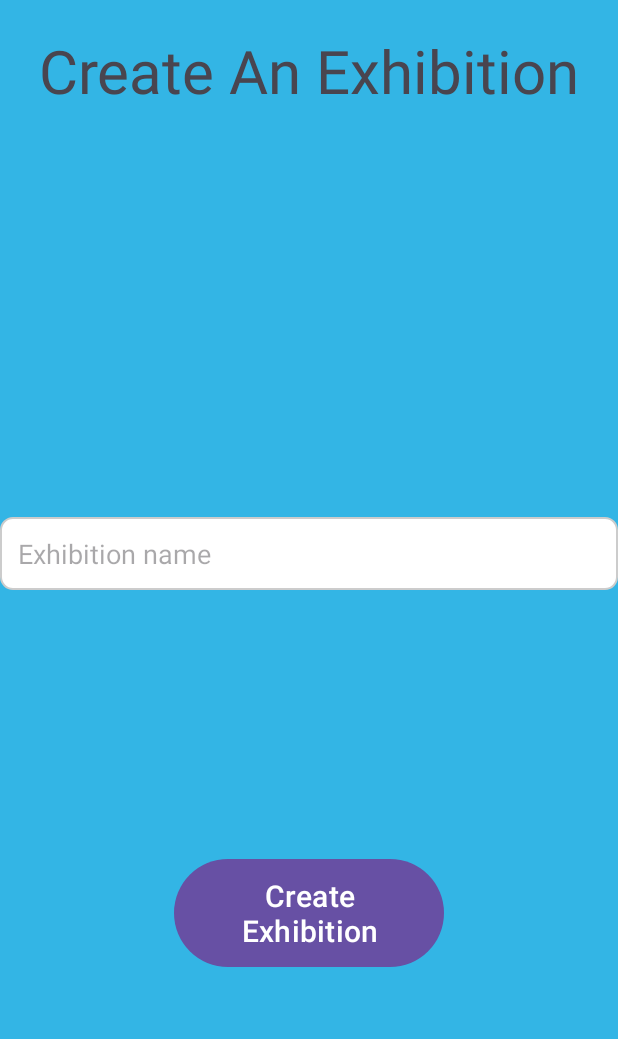
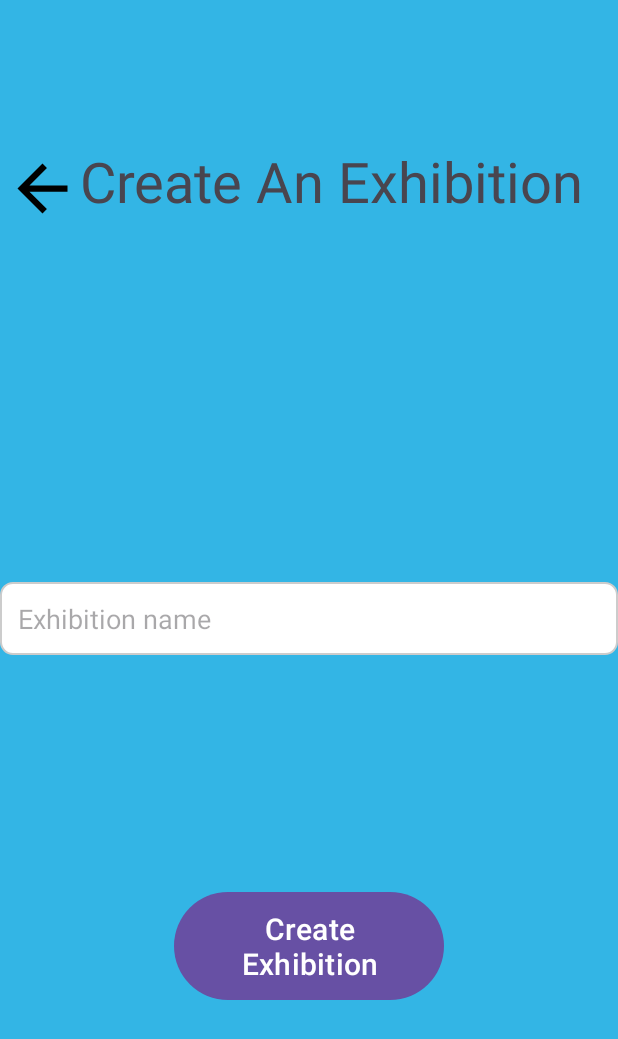
Before and after one commit to Totsua/exhibition-curator-android, an Android app: the CreateExhibitionActivity screen opened directly, with no data from a screen before it, on a phone screen of 412 x 824 dp. Shown: the top 1039 px of the screen. Run offline under Robolectric (Android 15) with nearby library versions, the phone set to English and light mode, and no system bars; our stand-ins replace data binding.

Commit message:
feat: add back buttons

```diff
--- a/app/src/main/java/com/example/exhibitioncuratorandroid/ui/CreateExhibitionActivity.java
+++ b/app/src/main/java/com/example/exhibitioncuratorandroid/ui/CreateExhibitionActivity.java
@@ -40,6 +40,7 @@ public class CreateExhibitionActivity extends AppCompatActivity {
             }
         });
 
+        setBackButton();
 
         button.setOnClickListener(new View.OnClickListener() {
             @Override
@@ -57,6 +58,16 @@ public class CreateExhibitionActivity extends AppCompatActivity {
         });
     }
 
+    private void setBackButton() {
+        Button backButton = findViewById(R.id.createExhibitionBackButton);
+        backButton.setOnClickListener(new View.OnClickListener() {
+            @Override
+            public void onClick(View view) {
+                finish();
+            }
+        });
+    }
+
 
     private void createExhibition(String text) {
         viewModel.createExhibition(text);
--- a/app/src/main/java/com/example/exhibitioncuratorandroid/ui/fragments/ArtworkDetailsFragment.java
+++ b/app/src/main/java/com/example/exhibitioncuratorandroid/ui/fragments/ArtworkDetailsFragment.java
@@ -55,6 +55,16 @@ public class ArtworkDetailsFragment extends Fragment {
         super.onCreate(savedInstanceState);
         setArtworkDetails();
         initialiseButton();
+        initialiseBackButton();
+    }
+
+    private void initialiseBackButton() {
+        binding.artworkDetailsBackButton.setOnClickListener(new View.OnClickListener() {
+            @Override
+            public void onClick(View view) {
+                getParentFragmentManager().popBackStack();
+            }
+        });
     }
 
     private void initialiseButton(){
--- a/app/src/main/res/layout/activity_create_exhibition.xml
+++ b/app/src/main/res/layout/activity_create_exhibition.xml
@@ -20,12 +20,13 @@
                 android:layout_height="wrap_content"
                 android:layout_marginTop="20dp"
                 android:text="Create An Exhibition"
-                android:textSize="40sp"
+                android:textSize="37sp"
                 app:layout_constraintBottom_toBottomOf="parent"
                 app:layout_constraintEnd_toEndOf="parent"
                 app:layout_constraintStart_toStartOf="parent"
                 app:layout_constraintTop_toTopOf="parent"
-                app:layout_constraintVertical_bias="0" />
+                app:layout_constraintVertical_bias="0.1"
+                app:layout_constraintHorizontal_bias="0.7"/>
 
             <EditText
                 android:id="@+id/createExhibitionEditText"
@@ -51,6 +52,19 @@
                 app:layout_constraintEnd_toEndOf="parent"
                 app:layout_constraintBottom_toBottomOf="parent"
                 app:layout_constraintVertical_bias="0.5" />
+
+            <androidx.appcompat.widget.AppCompatButton
+                android:id="@+id/createExhibitionBackButton"
+                android:layout_width="50dp"
+                android:layout_height="50dp"
+                android:background="@drawable/ic_back_arrow"
+                app:layout_constraintTop_toTopOf="parent"
+                app:layout_constraintBottom_toBottomOf="parent"
+                app:layout_constraintStart_toStartOf="parent"
+                app:layout_constraintEnd_toEndOf="parent"
+                app:layout_constraintVertical_bias="0.13"
+                app:layout_constraintHorizontal_bias="0.01"
+                />
 
         </androidx.constraintlayout.widget.ConstraintLayout>
 
```
